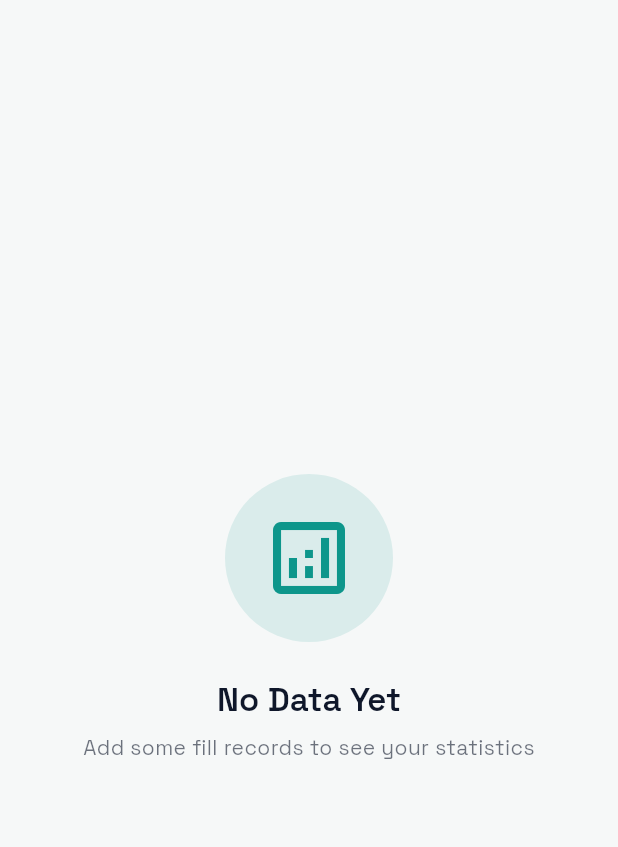
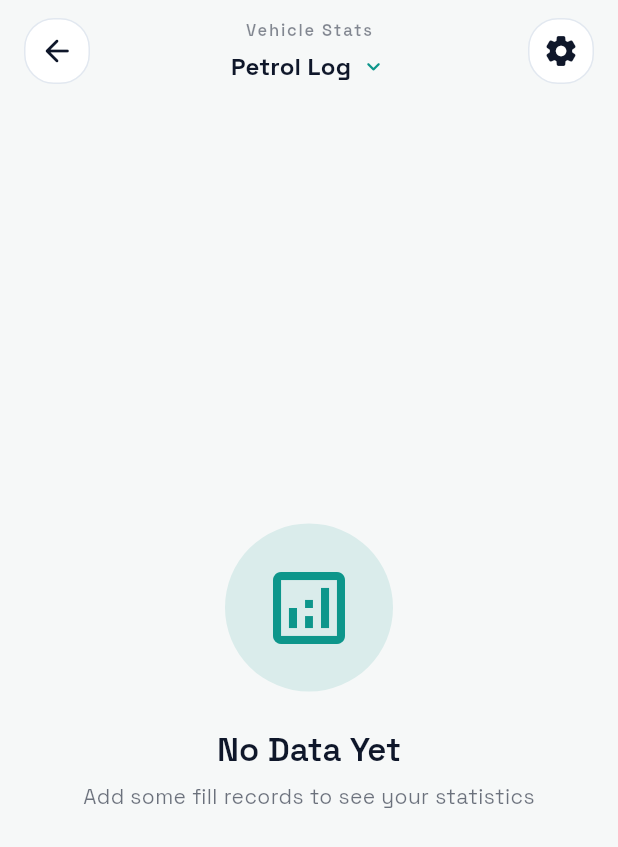
Before and after one commit to neotamizhan/petrol_log, a Flutter app: the screen it shows after launch, after a tap on the "bar chart" icon, on a phone screen of 412 x 824 dp. Shown: the top 847 px of the screen. Run offline on Flutter 3.47's test engine with Material 3 defaults, Android fonts, the phone set to English and light mode, and no system bars; our stand-ins replace csv, file_picker, google_fonts, shared_preferences.

Commit message:
Add back button to stats screen empty state
Co-authored-by: neotamizhan <493208+neotamizhan@users.noreply.github.com>

```diff
--- a/lib/screens/stats_screen.dart
+++ b/lib/screens/stats_screen.dart
@@ -27,7 +27,64 @@ class StatsScreen extends StatelessWidget {
             final totalRecords = stats['totalRecords'] as int;
 
             if (totalRecords == 0) {
-              return _EmptyState(colorScheme: colorScheme);
+              return CustomScrollView(
+                slivers: [
+                  SliverToBoxAdapter(
+                    child: Padding(
+                      padding: const EdgeInsets.fromLTRB(16, 12, 16, 10),
+                      child: Row(
+                        mainAxisAlignment: MainAxisAlignment.spaceBetween,
+                        children: [
+                          _CircleAction(
+                            icon: Icons.arrow_back_rounded,
+                            onTap: () => Navigator.of(context).pop(),
+                          ),
+                          Column(
+                            children: [
+                              Text(
+                                'Vehicle Stats',
+                                style: theme.textTheme.labelSmall?.copyWith(
+                                  color: colorScheme.onSurface.withOpacity(0.5),
+                                  letterSpacing: 1.2,
+                                  fontWeight: FontWeight.w600,
+                                ),
+                              ),
+                              const SizedBox(height: 4),
+                              Row(
+                                children: [
+                                  Text(
+                                    'Petrol Log',
+                                    style: theme.textTheme.titleMedium?.copyWith(
+                                      fontWeight: FontWeight.w700,
+                                    ),
+                                  ),
+                                  const SizedBox(width: 6),
+                                  Icon(
+                                    Icons.expand_more_rounded,
+                                    size: 18,
+                                    color: AppColors.primary,
+                                  ),
+                                ],
+                              ),
+                            ],
+                          ),
+                          _CircleAction(
+                            icon: Icons.settings_rounded,
+                            onTap: () => Navigator.of(context).push(
+                              MaterialPageRoute(
+                                builder: (context) => const SettingsScreen(),
+                              ),
+                            ),
+                          ),
+                        ],
+                      ),
+                    ),
+                  ),
+                  SliverFillRemaining(
+                    child: _EmptyState(colorScheme: colorScheme),
+                  ),
+                ],
+              );
             }
 
             return CustomScrollView(
```
